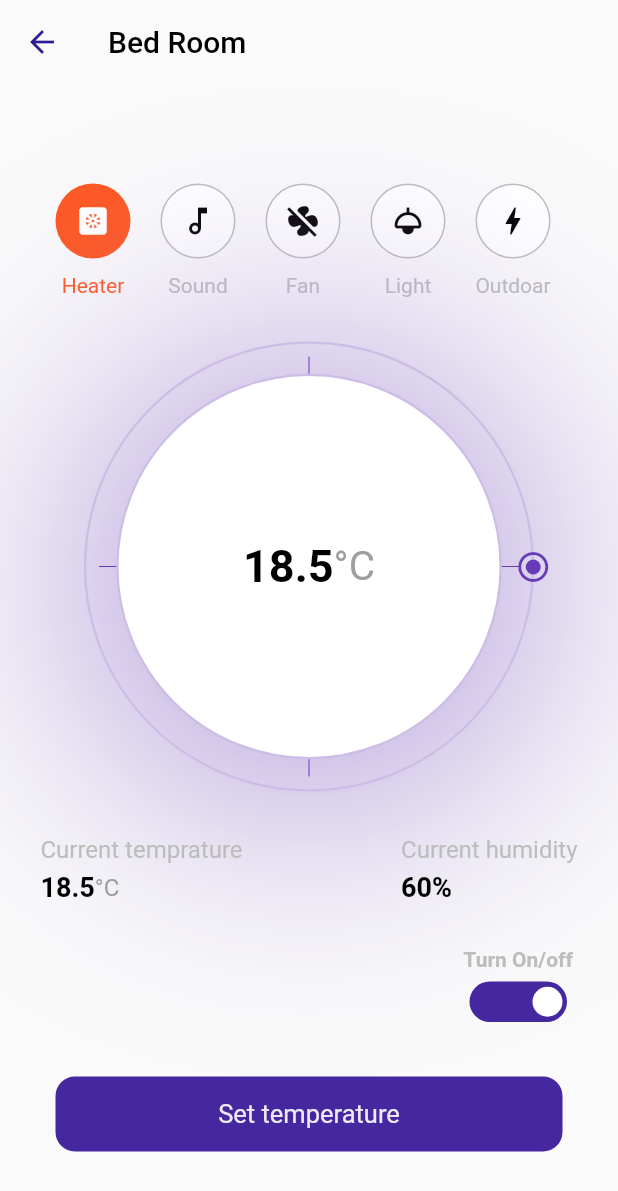
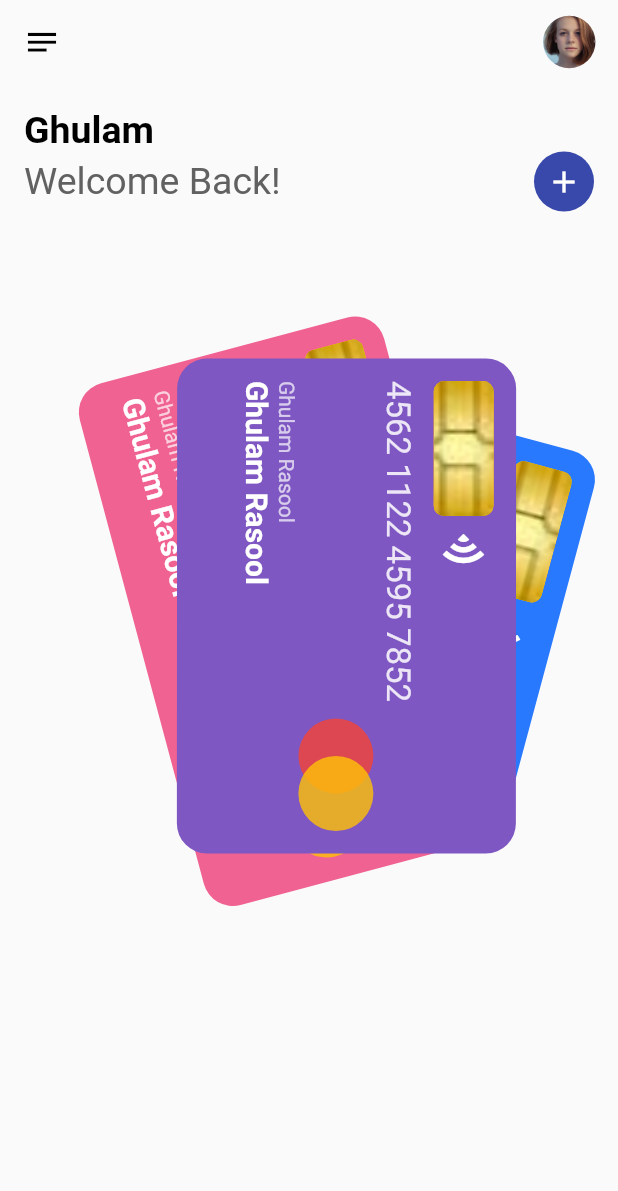
Before and after one commit to Desk-Code/my_practtise, a Flutter app: the screen it shows after launch, on a phone screen of 412 x 824 dp. Shown: the top 1191 px of the screen. Run offline on Flutter 3.47's test engine with Material 2 defaults, Android fonts, the phone set to English and light mode, and no system bars.

Commit message:
card ui completed

```diff
--- a/lib/main.dart
+++ b/lib/main.dart
@@ -1,5 +1,5 @@
 import 'package:flutter/material.dart';
-import 'package:my_practtise/practise/ui13_smart_home/screens/bed_room_screen/bed_room_page.dart';
+import 'package:my_practtise/practise/ui14_credit_card/screens/home_page/home_page.dart';
 
 void main() {
   runApp(const MyApp());
@@ -11,7 +11,7 @@ class MyApp extends StatelessWidget {
   Widget build(BuildContext context) {
     return const MaterialApp(
       debugShowCheckedModeBanner: false,
-      home: BedRoomPage(),
+      home: UI14HomePage(),
     );
   }
 }
--- /dev/null
+++ b/lib/practise/ui14_credit_card/screens/home_page/home_page.dart
@@ -0,0 +1,116 @@
+import 'package:flutter/material.dart';
+import 'package:my_practtise/practise/ui14_credit_card/screens/home_page/home_page_widgets.dart';
+
+class UI14HomePage extends StatelessWidget {
+  const UI14HomePage({super.key});
+
+  @override
+  Widget build(BuildContext context) {
+    return Scaffold(
+      appBar: AppBar(
+        leading: const Icon(
+          Icons.notes,
+          color: Colors.black,
+          size: 25,
+        ),
+        actions: [
+          Container(
+            height: 35,
+            width: 35,
+            decoration: const BoxDecoration(
+              shape: BoxShape.circle,
+              image: DecorationImage(
+                image: AssetImage(
+                  'assets/images/person.jpg',
+                ),
+                fit: BoxFit.cover,
+              ),
+            ),
+          ),
+          const SizedBox(
+            width: 15,
+          ),
+        ],
+        elevation: 0,
+        backgroundColor: Colors.transparent,
+      ),
+      body: Padding(
+        padding: const EdgeInsets.all(16.0),
+        child: Column(
+          crossAxisAlignment: CrossAxisAlignment.start,
+          children: [
+            const Text(
+              "Ghulam",
+              style: TextStyle(
+                color: Colors.black,
+                fontWeight: FontWeight.bold,
+                fontSize: 25,
+              ),
+            ),
+            Row(
+              mainAxisAlignment: MainAxisAlignment.spaceBetween,
+              children: [
+                Text(
+                  "Welcome Back!",
+                  style: TextStyle(
+                    color: Colors.grey.shade700,
+                    fontSize: 25,
+                  ),
+                ),
+                CircleAvatar(
+                  radius: 20,
+                  backgroundColor: Colors.indigo.shade600,
+                  child: const Icon(
+                    Icons.add,
+                    color: Colors.white,
+                  ),
+                ),
+              ],
+            ),
+            Stack(
+              alignment: Alignment.center,
+              children: [
+                Container(
+                  margin: const EdgeInsets.only(top: 157, right: 20),
+                  child: Transform.rotate(
+                    angle: 75 * 3.1428 / 180,
+                    alignment: Alignment.center,
+                    child: commonCard(
+                        width: -10,
+                        cardNumber: '4562 1122 4595 7852',
+                        cardHoldereName: 'Ghulam Rasool',
+                        color: Colors.pink.shade300),
+                  ),
+                ),
+                Container(
+                  margin: const EdgeInsets.only(top: 150, left: 120),
+                  child: Transform.rotate(
+                    angle: 105 * 3.1428 / 180,
+                    alignment: Alignment.center,
+                    child: commonCard(
+                        cardNumber: '4562 1122 4595 7852',
+                        cardHoldereName: 'Ghulam Rasool',
+                        color: Colors.blueAccent.shade400),
+                  ),
+                ),
+                Container(
+                  margin: const EdgeInsets.only(top: 150, left: 50),
+                  child: Transform.rotate(
+                    angle: 90 * 3.1428 / 180,
+                    alignment: Alignment.center,
+                    child: commonCard(
+                        height: 16,
+                        width: 30,
+                        cardNumber: '4562 1122 4595 7852',
+                        cardHoldereName: 'Ghulam Rasool',
+                        color: Colors.deepPurple.shade400),
+                  ),
+                ),
+              ],
+            ),
+          ],
+        ),
+      ),
+    );
+  }
+}
--- /dev/null
+++ b/lib/practise/ui14_credit_card/screens/home_page/home_page_widgets.dart
@@ -0,0 +1,98 @@
+import 'package:flutter/material.dart';
+
+Widget commonCard({
+  required String cardNumber,
+  required String cardHoldereName,
+  required Color color,
+  double height = 0,
+  double width = 0,
+}) =>
+    Container(
+      height: 210 + height,
+      width: 380 + width,
+      padding: const EdgeInsets.all(15),
+      decoration:
+          BoxDecoration(color: color, borderRadius: BorderRadius.circular(20)),
+      child: Column(
+        crossAxisAlignment: CrossAxisAlignment.start,
+        children: [
+          Row(
+            children: [
+              Container(
+                height: 40,
+                width: 90,
+                decoration: BoxDecoration(
+                  color: Colors.amber,
+                  borderRadius: BorderRadius.circular(7),
+                  image: const DecorationImage(
+                    image: AssetImage('assets/images/images.jpg'),
+                    fit: BoxFit.cover,
+                  ),
+                ),
+              ),
+              Container(
+                margin: const EdgeInsets.only(
+                  left: 7,
+                ),
+                child: Transform.rotate(
+                  angle: 90 * (22 / 7) / 180,
+                  child: const Icon(
+                    Icons.wifi,
+                    color: Colors.white,
+                    size: 30,
+                  ),
+                ),
+              )
+            ],
+          ),
+          Text(
+            cardNumber,
+            style: TextStyle(
+              color: Colors.white.withOpacity(0.85),
+              height: 1.8,
+              fontSize: 22,
+            ),
+          ),
+          Row(
+            mainAxisAlignment: MainAxisAlignment.end,
+            children: [
+              Stack(
+                children: [
+                  Container(
+                    width: 50,
+                    height: 50,
+                    decoration: BoxDecoration(
+                      shape: BoxShape.circle,
+                      color: Colors.red.withOpacity(0.8),
+                    ),
+                  ),
+                  Container(
+                    margin: const EdgeInsets.only(left: 25),
+                    height: 50,
+                    width: 50,
+                    decoration: BoxDecoration(
+                      color: Colors.amber.withOpacity(0.8),
+                      shape: BoxShape.circle,
+                    ),
+                  ),
+                ],
+              ),
+            ],
+          ),
+          Text(
+            cardHoldereName,
+            style: const TextStyle(
+              color: Colors.white70,
+            ),
+          ),
+          const Text(
+            "Ghulam Rasool",
+            style: TextStyle(
+              color: Colors.white,
+              fontWeight: FontWeight.bold,
+              fontSize: 20,
+            ),
+          ),
+        ],
+      ),
+    );
```
Also changed, not shown: lib/practise/rotate_demo.dart (added, +39 -0 lines), lib/practise/ui14_credit_card/screens/income_page/icome_page.dart (added, +154 -0 lines), lib/practise/ui14_credit_card/screens/income_page/income_page_widgets.dart (added, +35 -0 lines), lib/practise/ui14_credit_card/screens/verification_page/verificatiomn_page.dart (added, +153 -0 lines), assets/images/discord.jpg (added), assets/images/finger_print.png (added), assets/images/images.jpg (added), assets/images/indicator_graph.png (added), assets/images/person.jpg (added).
